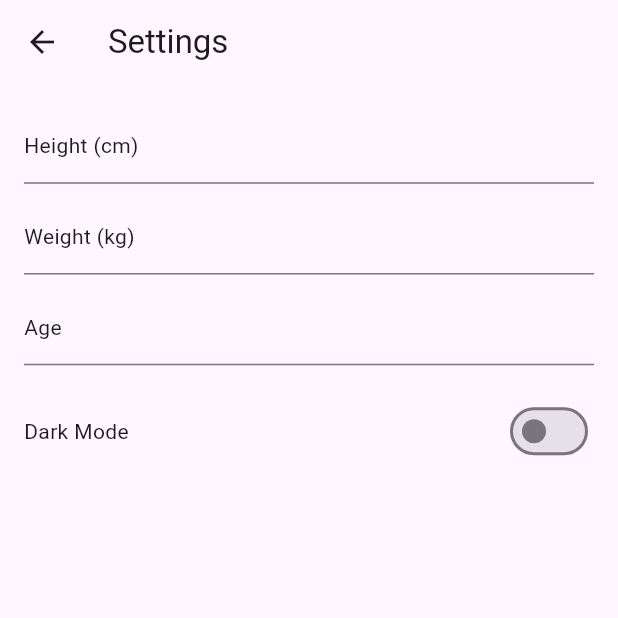
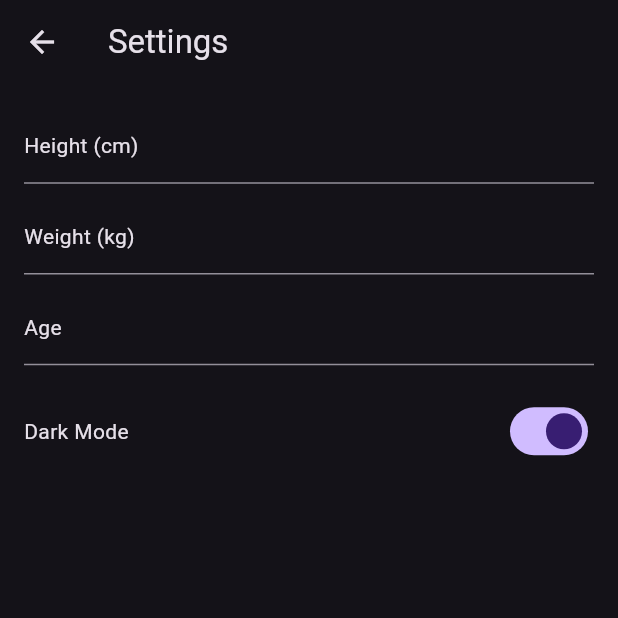
Before and after one commit to julienco03/gymbuddies-flutter, a Flutter app: the screen it shows after launch, after a tap on "LOGIN", after a tap on the "settings" icon, on a phone screen of 412 x 824 dp, the top half of it. Run offline on Flutter 3.47's test engine with Material 3 defaults, Android fonts, the phone set to English and light mode, and no system bars; our stand-ins replace flutter_riverpod, go_router, sqflite, table_calendar; accounts and stored records are empty.

Commit message:
added database, and more riverpod
- db is sqlite
- added first test value for database
- changed home screen values to be scrollable
- a lot of design and color optimization on the home page
- upcoming and recent values now from db

```diff
--- a/lib/counter_provider.dart
+++ b/lib/counter_provider.dart
@@ -9,7 +9,7 @@ final themeProvider = StateNotifierProvider<ThemeNotifier, ThemeData>((ref) {
 });
 
 class ThemeNotifier extends StateNotifier<ThemeData> {
-  ThemeNotifier() : super(ThemeData.light());
+  ThemeNotifier() : super(ThemeData.dark());
   void toggleTheme(bool isDarkMode) {
     if (isDarkMode) {
       state = ThemeData.dark();
--- /dev/null
+++ b/lib/database/database_helper.dart
@@ -0,0 +1,67 @@
+import 'package:sqflite/sqflite.dart';
+import 'package:path/path.dart';
+
+class DatabaseHelper {
+  static final DatabaseHelper _instance = DatabaseHelper._internal();
+  factory DatabaseHelper() => _instance;
+  DatabaseHelper._internal();
+
+  static Database? _database;
+
+  Future<Database> get database async {
+    if (_database != null) return _database!;
+    _database = await _initDatabase();
+    return _database!;
+  }
+
+  Future<Database> _initDatabase() async {
+    String path = join(await getDatabasesPath(), 'gymbuddies.db');
+    return openDatabase(
+      path,
+      version: 1,
+      onCreate: (db, version) {
+        db.execute('''
+          CREATE TABLE upcoming_trainings(
+            id INTEGER PRIMARY KEY AUTOINCREMENT,
+            training TEXT
+          )
+        ''');
+        db.execute('''
+          CREATE TABLE recent_trainings(
+            id INTEGER PRIMARY KEY AUTOINCREMENT,
+            training TEXT
+          )
+        ''');
+      },
+    );
+  }
+
+  Future<void> clearUpcomingTrainings() async {
+    final db = await database;
+    await db.delete('upcoming_trainings');
+  }
+
+  Future<void> clearRecentTrainings() async {
+    final db = await database;
+    await db.delete('recent_trainings');
+  }
+
+  Future<void> insertUpcomingTraining(String training) async {
+    final db = await database;
+    await db.insert('upcoming_trainings', {'training': training});
+  }
+
+  Future<void> insertRecentTraining(String training) async {
+    final db = await database;
+    await db.insert('recent_trainings', {'training': training});
+  }
+
+  Future<List<String>> getTrainings(String tableName) async {
+    final db = await database;
+    final List<Map<String, dynamic>> maps = await db.query(tableName);
+
+    return List.generate(maps.length, (int i) {
+      return maps[i]['training'] as String;
+    });
+  }
+}
--- a/lib/main.dart
+++ b/lib/main.dart
@@ -1,5 +1,6 @@
 import 'package:flutter/material.dart';
 import 'package:go_router/go_router.dart';
+import 'package:gymbuddies/database/database_helper.dart';
 import 'package:gymbuddies/presentation/contacts/pages/contact_detail_page.dart';
 
 import 'counter_provider.dart';
@@ -93,12 +94,45 @@ final _router = GoRouter(
   ],
 );
 
-void main() {
-  runApp(
-    const ProviderScope(
-      child: MyApp(),
-    ),
-  );
+void main() async {
+  WidgetsFlutterBinding.ensureInitialized();
+  final dbHelper = DatabaseHelper();
+
+  // Optionally clear existing data if you always want to start fresh
+  await dbHelper.clearUpcomingTrainings();
+  await dbHelper.clearRecentTrainings();
+
+  // Insert initial data if not already present
+  await _initializeData(dbHelper);
+
+  runApp(const ProviderScope(child: MyApp()));
+}
+
+Future<void> _initializeData(DatabaseHelper dbHelper) async {
+  List<String> upcomingTrainings = [
+    'In 1 Day: Biking with Tom',
+    'In 4 Days: Chest Day with Harry',
+    'On 05 May: Hiking with Larry',
+    'On 12 June: Swimming with Mike',
+    'On 19 June: Chest with Luke'
+  ];
+
+  List<String> recentTrainings = [
+    '3 days ago | 1:30h | Biking',
+    '5 days ago | 30min | Jogging',
+    '15.04.2024 | 45min | Legs',
+    '12.03.2024 | 2:00h | Swimming',
+    '18.03.2024 | 2:30h | Biking'
+  ];
+
+  // Insert data with duplicate checks
+  for (var training in upcomingTrainings) {
+    await dbHelper.insertUpcomingTraining(training);
+  }
+
+  for (var training in recentTrainings) {
+    await dbHelper.insertRecentTraining(training);
+  }
 }
 
 class MyApp extends ConsumerWidget {
--- a/lib/presentation/home/widgets/recent_trainings_widget.dart
+++ b/lib/presentation/home/widgets/recent_trainings_widget.dart
@@ -1,65 +1,85 @@
 import 'package:flutter/material.dart';
+import 'package:flutter_riverpod/flutter_riverpod.dart';
+import '../../../providers/training_provider.dart';
 
-class RecentTrainingsWidget extends StatelessWidget {
+class RecentTrainingsWidget extends ConsumerWidget {
   const RecentTrainingsWidget({super.key});
 
   @override
-  Widget build(BuildContext context) {
+  Widget build(BuildContext context, WidgetRef ref) {
+    final recentTrainingsAsyncValue = ref.watch(recentTrainingProvider);
+
     double screenWidth = MediaQuery.of(context).size.width;
-
-    List<String> lastTrainingSessions = const [
-      '3 days ago | 1:30h | Biking',
-      '5 days ago | 30min | Jogging',
-      '15.04.2024 | 45min | Legs',
-      '12.03.2024 | 2:00h | Swimming'
-    ];
 
     return Column(
       crossAxisAlignment: CrossAxisAlignment.start,
       children: [
         Row(
           children: [
-            Text(
-              'Recent Trainings',
-              style: Theme.of(context).textTheme.titleLarge,
+            SizedBox(width: 20),
+            Text('Recent Trainings', style: Theme.of(context).textTheme.titleLarge),
+          ],
+        ),
+        const Padding(padding: EdgeInsetsDirectional.symmetric(horizontal: 40.0, vertical: 5.0)),
+        recentTrainingsAsyncValue.when(
+          data: (List<String> upcomingTrainings) {
+            if (upcomingTrainings.length <= 4) {
+              // No scrolling needed for 4 or less entries
+              return _buildTrainingList(context, upcomingTrainings, screenWidth);
+            } else {
+              // Use ListView with horizontal scrolling for more than 4 entries
+              return SizedBox(
+                width: screenWidth,
+                height: 150, // Adjust height as needed
+                child: ListView.builder(
+                  scrollDirection: Axis.vertical,
+                  itemCount: upcomingTrainings.length,
+                  itemBuilder: (context, index) => _buildTrainingItem(
+                    context,
+                    upcomingTrainings[index],
+                    screenWidth * 0.85, // Adjust container width if needed
+                  ),
+                ),
+              );
+            }
+          },
+          loading: () => CircularProgressIndicator(),
+          error: (err, stack) => Text('Error: $err'),
         ),
       ],
-        ),
-        const Padding(padding: EdgeInsetsDirectional.symmetric(vertical: 5.0)),
-        Row(
-          children: [
-            Container(
-              padding: const EdgeInsets.symmetric(
-                horizontal: 20.0,
-                vertical: 10.0,
-              ),
-              width: screenWidth * 0.85,
-              decoration: BoxDecoration(
-                color: Theme.of(context).primaryColor,
-                boxShadow: const [
-                  BoxShadow(color: Colors.black),
-                ],
-                borderRadius: const BorderRadius.all(
-                  Radius.circular(10.0),
-                ),
-              ),
-              child: Column(
-                mainAxisAlignment: MainAxisAlignment.spaceAround,
-                crossAxisAlignment: CrossAxisAlignment.start,
-                children: lastTrainingSessions.map((String text) {
+    );
+  }
+
+  Widget _buildTrainingList(BuildContext context, List<String> trainings, double screenWidth) {
+    return Row(
+      children: trainings.map((String text) {
         return Padding(
-                    padding: const EdgeInsets.symmetric(vertical: 8.0),
+          padding: const EdgeInsets.symmetric(vertical: 8.0, horizontal: 20.0),
           child: Text(
             text,
             style: Theme.of(context).textTheme.bodyMedium,
           ),
         );
       }).toList(),
+    );
+  }
+
+  Widget _buildTrainingItem(BuildContext context, String text, double width) {
+    return Padding(
+      padding: const EdgeInsets.symmetric(vertical: 5.0, horizontal: 5.0), // Adjust horizontal padding here
+      child: Container(
+        width: width,
+        padding: const EdgeInsets.symmetric(horizontal: 20.0, vertical: 10.0),
+        decoration: BoxDecoration(
+          color: Theme.of(context).primaryColor,
+          boxShadow: const [BoxShadow(color: Colors.grey)],
+          borderRadius: const BorderRadius.all(Radius.circular(25.0)),
+        ),
+        child: Text(
+          text,
+          style: Theme.of(context).textTheme.bodyMedium,
         ),
       ),
-          ],
-        ),
-      ],
     );
   }
 }
--- a/lib/presentation/home/widgets/upcoming_trainings_widget.dart
+++ b/lib/presentation/home/widgets/upcoming_trainings_widget.dart
@@ -1,62 +1,85 @@
 import 'package:flutter/material.dart';
+import 'package:flutter_riverpod/flutter_riverpod.dart';
+import '../../../providers/training_provider.dart';
 
-class UpcomingTrainingsWidget extends StatelessWidget {
+class UpcomingTrainingsWidget extends ConsumerWidget {
   const UpcomingTrainingsWidget({super.key});
 
   @override
-  Widget build(BuildContext context) {
+  Widget build(BuildContext context, WidgetRef ref) {
+    final upcomingTrainingsAsyncValue = ref.watch(upcomingTrainingProvider);
+
     double screenWidth = MediaQuery.of(context).size.width;
-
-    List<String> upcomingTrainingSessions = const [
-      'In 1 Day: Biking with Tom',
-      'In 4 Days: Chest Day with Harry',
-      'On 05 May: Hiking with Larry',
-      'On 12 June: Swimming with Mike'
-    ];
 
     return Column(
       crossAxisAlignment: CrossAxisAlignment.start,
       children: [
         Row(
           children: [
+            SizedBox(width: 20),
             Text('Upcoming', style: Theme.of(context).textTheme.titleLarge),
           ],
         ),
-        const Padding(padding: EdgeInsetsDirectional.symmetric(vertical: 5.0)),
-        Row(
-          children: [
-            Container(
-              padding: const EdgeInsets.symmetric(
-                horizontal: 20.0,
-                vertical: 10.0,
-              ),
-              width: screenWidth * 0.85,
-              decoration: BoxDecoration(
-                color: Theme.of(context).primaryColor,
-                boxShadow: const [
-                  BoxShadow(color: Colors.black),
-                ],
-                borderRadius: const BorderRadius.all(
-                  Radius.circular(10.0),
+        const Padding(padding: EdgeInsetsDirectional.symmetric(horizontal: 40.0, vertical: 5.0)),
+        upcomingTrainingsAsyncValue.when(
+          data: (List<String> upcomingTrainings) {
+            if (upcomingTrainings.length <= 4) {
+              // No scrolling needed for 4 or less entries
+              return _buildTrainingList(context, upcomingTrainings, screenWidth);
+            } else {
+              // Use ListView with horizontal scrolling for more than 4 entries
+              return SizedBox(
+                width: screenWidth,
+                height: 150, // Adjust height as needed
+                child: ListView.builder(
+                  scrollDirection: Axis.vertical,
+                  itemCount: upcomingTrainings.length,
+                  itemBuilder: (context, index) => _buildTrainingItem(
+                    context,
+                    upcomingTrainings[index],
+                    screenWidth * 0.85, // Adjust container width if needed
                   ),
                 ),
-              child: Column(
-                mainAxisAlignment: MainAxisAlignment.spaceAround,
-                crossAxisAlignment: CrossAxisAlignment.start,
-                children: upcomingTrainingSessions.map((String text) {
+              );
+            }
+          },
+          loading: () => CircularProgressIndicator(),
+          error: (err, stack) => Text('Error: $err'),
+        ),
+      ],
+    );
+  }
+
+  Widget _buildTrainingList(BuildContext context, List<String> trainings, double screenWidth) {
+    return Row(
+      children: trainings.map((String text) {
         return Padding(
-                    padding: const EdgeInsets.symmetric(vertical: 8.0),
+          padding: const EdgeInsets.symmetric(vertical: 8.0, horizontal: 20.0),
           child: Text(
             text,
             style: Theme.of(context).textTheme.bodyMedium,
           ),
         );
       }).toList(),
+    );
+  }
+
+  Widget _buildTrainingItem(BuildContext context, String text, double width) {
+    return Padding(
+      padding: const EdgeInsets.symmetric(vertical: 5.0, horizontal: 5.0), // Adjust horizontal padding here
+      child: Container(
+        width: width,
+        padding: const EdgeInsets.symmetric(horizontal: 20.0, vertical: 10.0),
+      decoration: BoxDecoration(
+        color: Theme.of(context).primaryColor,
+        boxShadow: const [BoxShadow(color: Colors.black)],
+        borderRadius: const BorderRadius.all(Radius.circular(25.0)),
+      ),
+      child: Text(
+        text,
+        style: Theme.of(context).textTheme.bodyMedium,
       ),
     ),
-          ],
-        ),
-      ],
     );
   }
 }
--- a/lib/presentation/training/pages/start_training_page.dart
+++ b/lib/presentation/training/pages/start_training_page.dart
@@ -82,25 +82,18 @@ class TrainingStartPageState extends State<TrainingStartPage> {
           children: [
             Text(
               'Elapsed Time: ${elapsed.inMinutes}:${(elapsed.inSeconds % 60).toString().padLeft(2, '0')}',
-              style: Theme.of(context)
-                  .textTheme
-                  .headlineSmall
-                  ?.copyWith(color: Colors.white),
+              style: Theme.of(context).textTheme.bodyMedium,
             ),
             DropdownButton<String>(
-              dropdownColor:
-                  Colors.black, // Set the background color of the dropdown menu
-              hint: const Text('Select Plan',
-                  style: TextStyle(
-                      color: Colors.white)), // Change the hint text color
+              hint: Text('Select Plan',
+                  style: Theme.of(context).textTheme.bodyMedium),
               value: selectedPlan,
               items: List.generate(
                 10,
                 (index) => DropdownMenuItem(
                   value: 'Training Plan ${index + 1}',
                   child: Text('Training Plan ${index + 1}',
-                      style: const TextStyle(
-                          color: Colors.white)), // Change the item text color
+                      style: Theme.of(context).textTheme.bodyMedium,),
                 ),
               ),
               onChanged: (value) {
--- /dev/null
+++ b/lib/providers/training_provider.dart
@@ -0,0 +1,12 @@
+import 'package:flutter_riverpod/flutter_riverpod.dart';
+import '../database/database_helper.dart';
+
+final upcomingTrainingProvider = FutureProvider<List<String>>((ref) async {
+  final dbHelper = DatabaseHelper();
+  return await dbHelper.getTrainings('upcoming_trainings');
+});
+
+final recentTrainingProvider = FutureProvider<List<String>>((ref) async {
+  final dbHelper = DatabaseHelper();
+  return await dbHelper.getTrainings('recent_trainings');
+});
```
Lines whose indentation alone changed are shown as unchanged.
